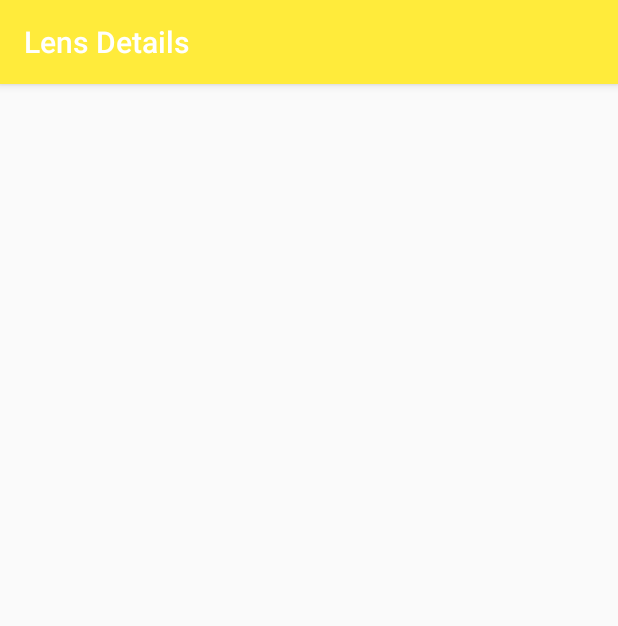
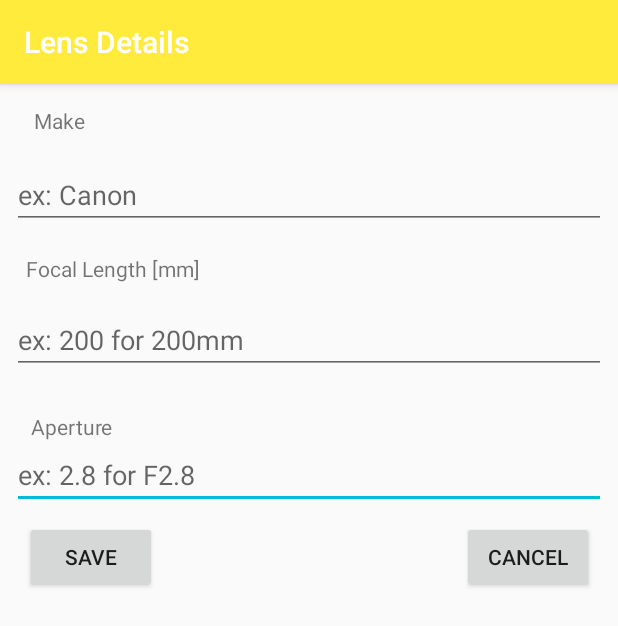
Before and after one commit to Tooo/Depth-of-Field-Calculator-Android, an Android app: the AddLens screen opened directly, with no data from a screen before it, on a phone screen of 412 x 824 dp. Shown: the top 626 px of the screen. Run offline under Robolectric (Android 15) with nearby library versions, the phone set to English and light mode, and no system bars.

Commit message:
Add Lens
Add text and input in AddLens class

```diff
--- a/app/src/main/java/com/cmpt276a2/activities/AddLens.java
+++ b/app/src/main/java/com/cmpt276a2/activities/AddLens.java
@@ -2,9 +2,13 @@ package com.cmpt276a2.activities;
 
 import androidx.appcompat.app.AppCompatActivity;
 
+import android.content.Intent;
 import android.os.Bundle;
+import android.view.View;
+import android.widget.Button;
 
 import com.cmpt276a2.R;
+import com.google.android.material.floatingactionbutton.FloatingActionButton;
 
 public class AddLens extends AppCompatActivity {
 
@@ -12,5 +16,25 @@ public class AddLens extends AppCompatActivity {
     protected void onCreate(Bundle savedInstanceState) {
         super.onCreate(savedInstanceState);
         setContentView(R.layout.activity_add_lens);
+
+        setupSaveButton();
+        setupCancelButton();
+    }
+
+    private void setupSaveButton() {
+
+
+    }
+
+    private void setupCancelButton() {
+        Button btn = findViewById(R.id.btnCancel);
+        btn.setOnClickListener(new View.OnClickListener() {
+
+            @Override
+            public void onClick(View view) {
+                Intent intent = new Intent(AddLens.this, MainActivity.class);
+                startActivity(intent);
+            }
+        });
     }
 }
--- a/app/src/main/res/layout/activity_add_lens.xml
+++ b/app/src/main/res/layout/activity_add_lens.xml
@@ -6,4 +6,100 @@
     android:layout_height="match_parent"
     tools:context=".activities.AddLens">
 
+    <Button
+        android:id="@+id/btnCancel"
+        android:layout_width="wrap_content"
+        android:layout_height="wrap_content"
+        android:layout_marginTop="8dp"
+        android:text="@string/cancel"
+        app:layout_constraintEnd_toEndOf="parent"
+        app:layout_constraintHorizontal_bias="0.95"
+        app:layout_constraintStart_toStartOf="parent"
+        app:layout_constraintTop_toBottomOf="@+id/inputAperture" />
+
+    <com.google.android.material.textfield.TextInputEditText
+        android:id="@+id/inputAperture"
+        android:layout_width="match_parent"
+        android:layout_height="wrap_content"
+        android:layout_marginEnd="8dp"
+        android:layout_marginStart="8dp"
+        android:hint="@string/hint_aperture"
+        app:layout_constraintEnd_toEndOf="parent"
+        app:layout_constraintHorizontal_bias="0.0"
+        app:layout_constraintStart_toStartOf="parent"
+        app:layout_constraintTop_toBottomOf="@+id/txtAperture" />
+
+    <TextView
+        android:id="@+id/txtAperture"
+        android:layout_width="wrap_content"
+        android:layout_height="wrap_content"
+        android:text="@string/aperture"
+        app:layout_constraintBottom_toBottomOf="parent"
+        app:layout_constraintEnd_toEndOf="parent"
+        app:layout_constraintHorizontal_bias="0.058"
+        app:layout_constraintStart_toStartOf="parent"
+        app:layout_constraintTop_toTopOf="parent"
+        app:layout_constraintVertical_bias="0.292" />
+
+    <com.google.android.material.textfield.TextInputEditText
+        android:id="@+id/inputFocal"
+        android:layout_width="match_parent"
+        android:layout_height="wrap_content"
+        android:layout_marginEnd="8dp"
+        android:layout_marginStart="8dp"
+        android:hint="@string/hint_focal"
+        app:layout_constraintBottom_toTopOf="@+id/txtAperture"
+        app:layout_constraintEnd_toEndOf="parent"
+        app:layout_constraintHorizontal_bias="0.0"
+        app:layout_constraintStart_toStartOf="parent"
+        app:layout_constraintTop_toBottomOf="@+id/txtFocal"
+        app:layout_constraintVertical_bias="0.379" />
+
+    <TextView
+        android:id="@+id/txtFocal"
+        android:layout_width="wrap_content"
+        android:layout_height="wrap_content"
+        android:text="@string/focal_length"
+        app:layout_constraintBottom_toBottomOf="parent"
+        app:layout_constraintEnd_toEndOf="parent"
+        app:layout_constraintHorizontal_bias="0.058"
+        app:layout_constraintStart_toStartOf="parent"
+        app:layout_constraintTop_toTopOf="parent"
+        app:layout_constraintVertical_bias="0.151" />
+
+    <TextView
+        android:id="@+id/txtMake"
+        android:layout_width="wrap_content"
+        android:layout_height="wrap_content"
+        android:text="@string/make"
+        app:layout_constraintBottom_toBottomOf="parent"
+        app:layout_constraintEnd_toEndOf="parent"
+        app:layout_constraintHorizontal_bias="0.06"
+        app:layout_constraintStart_toStartOf="parent"
+        app:layout_constraintTop_toTopOf="parent"
+        app:layout_constraintVertical_bias="0.01999998" />
+
+    <com.google.android.material.textfield.TextInputEditText
+        android:id="@+id/inputMake"
+        android:layout_width="match_parent"
+        android:layout_height="wrap_content"
+        android:layout_marginEnd="8dp"
+        android:layout_marginStart="8dp"
+        android:hint="@string/hint_make"
+        app:layout_constraintBottom_toTopOf="@+id/txtFocal"
+        app:layout_constraintEnd_toEndOf="parent"
+        app:layout_constraintHorizontal_bias="0.0"
+        app:layout_constraintStart_toStartOf="parent"
+        app:layout_constraintTop_toBottomOf="@+id/txtMake" />
+
+    <Button
+        android:id="@+id/btnSave"
+        android:layout_width="wrap_content"
+        android:layout_height="wrap_content"
+        android:layout_marginTop="8dp"
+        android:text="@string/save"
+        app:layout_constraintEnd_toEndOf="parent"
+        app:layout_constraintHorizontal_bias="0.052"
+        app:layout_constraintStart_toStartOf="parent"
+        app:layout_constraintTop_toBottomOf="@+id/inputAperture" />
 </androidx.constraintlayout.widget.ConstraintLayout>
--- a/app/src/main/res/values/strings.xml
+++ b/app/src/main/res/values/strings.xml
@@ -4,8 +4,14 @@
     <string name="select_a_lens_to_use">Select a lens to use:</string>
     <string name="title_add_lens">Lens Details</string>
     <string name="len_image">Len Image</string>
-    <string name="make_shown_here">Make</string>
+    <string name="make">Make</string>
     <string name="focalpoint">Focalpoint</string>
     <string name="aperture">Aperture</string>
     <string name="title_calculate_dof">Calculate DoF</string>
+    <string name="hint_make">ex: Canon</string>
+    <string name="focal_length">Focal Length [mm]</string>
+    <string name="hint_focal">ex: 200 for 200mm</string>
+    <string name="hint_aperture">ex: 2.8 for F2.8</string>
+    <string name="save">Save</string>
+    <string name="cancel">Cancel</string>
 </resources>
```
Also changed, not shown: app/src/main/AndroidManifest.xml (+4 -3 lines), app/src/main/java/com/cmpt276a2/activities/MainActivity.java (+5 -4 lines), app/src/main/java/com/cmpt276a2/model/LensManager.java (added, +37 -0 lines), app/src/main/res/layout/activity_calculate_d_o_f.xml (+11 -0 lines), app/src/main/res/layout/item_view.xml (+25 -19 lines).
